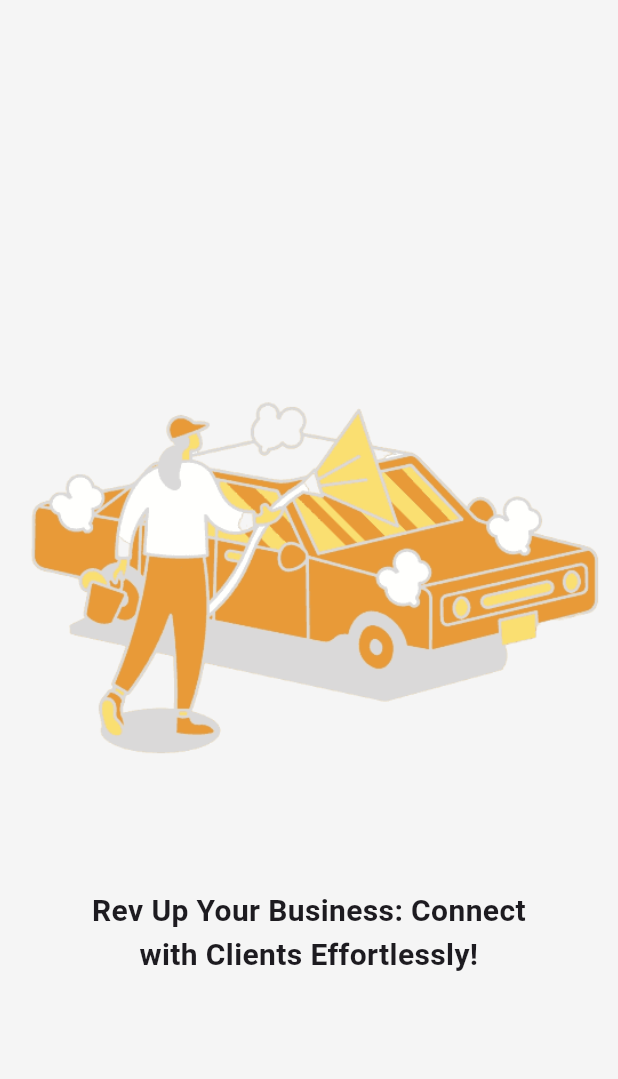
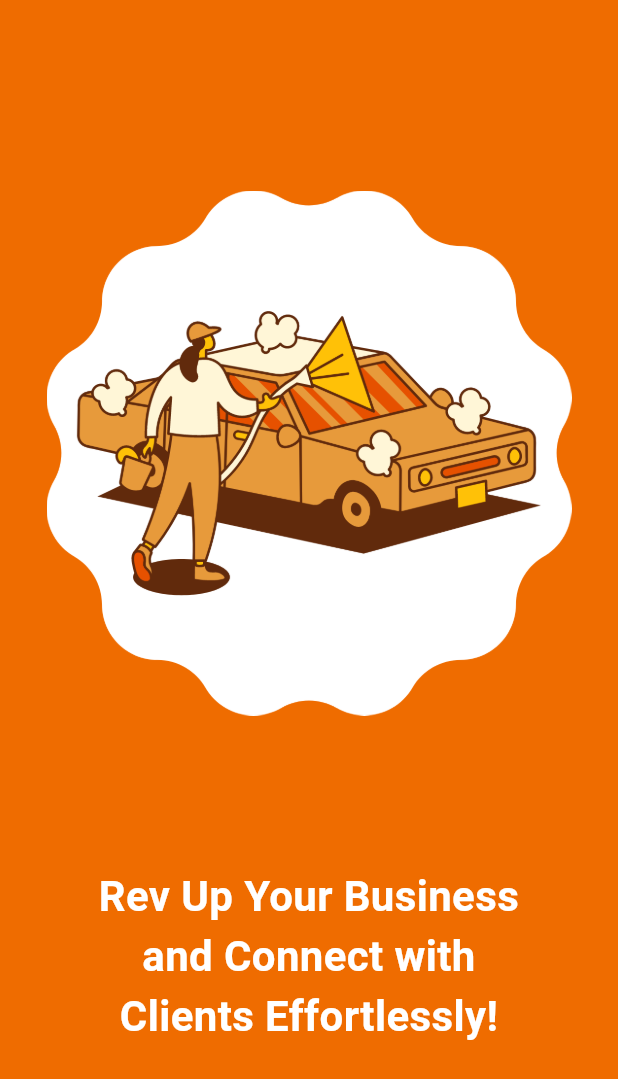
Before and after one commit to TechPyllars2024/AutoCareAutomotive, a Flutter app: the Onboardingpage1 screen opened directly, on a phone screen of 412 x 824 dp. Shown: the top 1079 px of the screen. Run offline on Flutter 3.47's test engine with Material 3 defaults, Android fonts, the phone set to English and light mode, and no system bars; our stand-ins replace carousel_slider, cloud_firestore, curved_navigation_bar, file_picker, firebase_auth, firebase_core and 9 more; missing offline and left inert: flutter_pannable_rating_bar, flutter_pdfview; accounts and stored records are empty.

Commit message:
Updated onboardingpage1

```diff
--- a/lib/Authentication/screens/onboardingPage1.dart
+++ b/lib/Authentication/screens/onboardingPage1.dart
@@ -12,22 +12,31 @@ class _Onboardingpage1State extends State<Onboardingpage1> {
   @override
   Widget build(BuildContext context) {
     return Scaffold(
-      backgroundColor: Colors.grey.shade100,
+      backgroundColor: Colors.orange.shade800,
       body: Center(
         child: Column(
             mainAxisAlignment: MainAxisAlignment.center,
             children: [
               Image.asset(
-              'lib/Authentication/assets/images/onboard1.png',
-              width: 400,
-              height: 400,
+                'lib/Authentication/assets/images/onb2.png',
+                width: 350,
+                height: 350,
                 fit: BoxFit.cover,
               ),
-            const SizedBox(height: 20),
-            const Padding(
+              const SizedBox(height: 100),
+              const Positioned(
+                child: Padding(
                   padding: EdgeInsets.symmetric(horizontal: 50.0),
-              child: Text('Rev Up Your Business: Connect with Clients Effortlessly!', style: TextStyle(fontSize: 20, fontWeight: FontWeight.bold), // Customize your text style
-                textAlign: TextAlign.center,),
+                  child: Text(
+                    'Rev Up Your Business and Connect with Clients Effortlessly!',
+                    style: TextStyle(
+                      fontSize: 28,
+                      fontWeight: FontWeight.bold,
+                      color: Colors.white,
+                    ),
+                    textAlign: TextAlign.center,
+                  ),
+                ),
               ),
             ]
         ), // Fixed closing parenthesis
```
Lines whose indentation alone changed are shown as unchanged.
